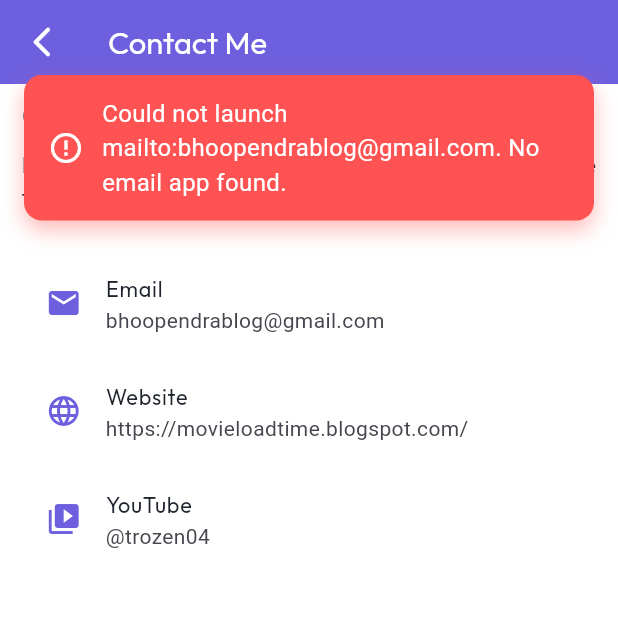
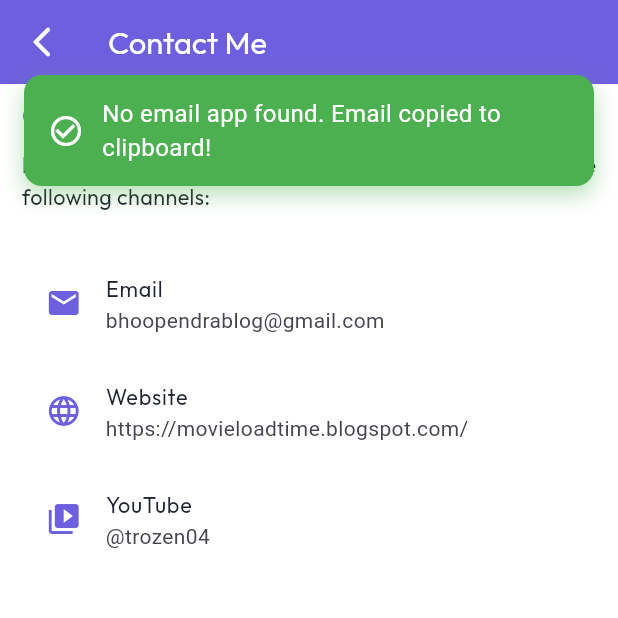
Before and after one commit to trozen04/url_shortener, a Flutter app: the ContactMeScreen screen opened directly, after a tap on "Email", on a phone screen of 412 x 824 dp, the top half of it. Run offline on Flutter 3.47's test engine with Material 3 defaults, Android fonts, the phone set to English and light mode, and no system bars; our stand-ins replace bloc, flutter_bloc, font_awesome_flutter, google_fonts, in_app_review, package_info_plus and 1 more; missing offline and left inert: metadata_fetch; accounts and stored records are empty.

Commit message:
Fixed email not launching issue

```diff
--- a/lib/ApiServices/shrink_zap_bloc.dart
+++ b/lib/ApiServices/shrink_zap_bloc.dart
@@ -32,7 +32,6 @@ class ShrinkZapBloc extends Bloc<ShrinkZapEvent, ShrinkZapState> {
           body: jsonEncode(body),
         );
 
-        developer.log('response: ${response.body}');
         final responseBody = jsonDecode(response.body);
         if(response.statusCode == 200 || response.statusCode == 201) {
           String message = responseBody.containsKey('message') ? responseBody['message'] : 'Short url created successfully.';
--- a/lib/Screens/Homepage.dart
+++ b/lib/Screens/Homepage.dart
@@ -54,7 +54,6 @@ class _HomePageState extends State<HomePage> {
         if (state is ShrinkZapLoading) {
           setState(() => _loading = true);
         } else if (state is ShrinkZapSuccess) {
-          developer.log('success: ${state.responseData}');
           setState(() {
             _loading = false;
             responseData = state.responseData;
@@ -79,7 +78,6 @@ class _HomePageState extends State<HomePage> {
 
           CustomSnackbar.show(context, message: state.message, isSuccess: true);
         } else if (state is ShrinkZapError) {
-          developer.log('error: ${state.message}');
           setState(() => _loading = false);
           CustomSnackbar.show(context, message: state.message, isSuccess: false);
         }
@@ -103,8 +101,7 @@ class _HomePageState extends State<HomePage> {
           ),
           backgroundColor: Colors.white,
           drawer: const CustomDrawer(),
-          body: SafeArea(
-            child: Padding(
+          body: Padding(
             padding: EdgeInsets.symmetric(horizontal: width * 0.035, vertical: height * 0.01),
             child: Column(
               crossAxisAlignment: CrossAxisAlignment.center,
@@ -196,7 +193,6 @@ class _HomePageState extends State<HomePage> {
           ),
         ),
       ),
-      ),
     );
   }
 }
--- a/lib/Screens/Static/contact_me_screen.dart
+++ b/lib/Screens/Static/contact_me_screen.dart
@@ -1,5 +1,6 @@
 import 'dart:developer' as developer;
 import 'package:flutter/material.dart';
+import 'package:flutter/services.dart';
 import 'package:url_launcher/url_launcher.dart';
 import 'package:url_shortener_project/Widgets/CommonWIdgets.dart';
 import 'package:url_shortener_project/Widgets/CustomSnackbar.dart';
@@ -57,13 +58,17 @@ class _ContactMeScreenState extends State<ContactMeScreen> with SingleTickerProv
       if (await canLaunchUrl(uri)) {
         await launchUrl(uri, mode: LaunchMode.externalApplication);
       } else {
-        CustomSnackbar.show(context, message: 'Could not launch $url. No email app found.', isSuccess: false);
+        if (url.startsWith('mailto')) {
+          await Clipboard.setData(ClipboardData(text: 'bhoopendrablog@gmail.com'));
+          CustomSnackbar.show(context, message: 'No email app found. Email copied to clipboard!', isSuccess: true);
+        } else {
+          CustomSnackbar.show(context, message: 'Could not launch $url. No compatible app found.', isSuccess: false);
+        }
       }
-    } catch (e) {
-      CustomSnackbar.show(context, message: 'Failed to launch $url', isSuccess: false);
+    } catch (e, stackTrace) {
+      CustomSnackbar.show(context, message: 'Failed to launch $url: $e', isSuccess: false);
     }
   }
-
   @override
   Widget build(BuildContext context) {
     double height = MediaQuery.of(context).size.height;
@@ -106,7 +111,7 @@ class _ContactMeScreenState extends State<ContactMeScreen> with SingleTickerProv
                     icon: Icons.email,
                     title: 'Email',
                     subtitle: 'bhoopendrablog@gmail.com',
-                    onTap: () => _launchURL(context, 'mailto:bhoopendrablog@gmail.com'),
+                    onTap: () => _launchURL(context, 'mailto:bhoopendrablog@gmail.com')
                   ),
                   _buildContactTile(
                     icon: Icons.language,
```
Also changed, not shown: lib/Screens/HistoryScreen.dart (+15 -4 lines), lib/main.dart (+8 -0 lines), 2 other files. Lines whose indentation alone changed are shown as unchanged.
